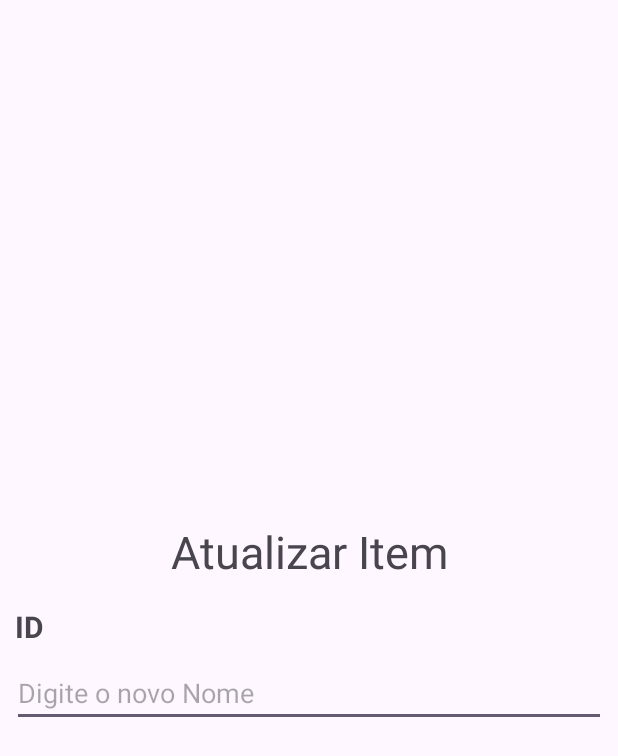
After one commit to deepdevsg5/Allocation_App, an Android app: the layout layout_modal_update.xml on its own in the app's theme, with its tools: preview values and no code run, on a phone screen of 412 x 824 dp. The commit adds this screen. Shown: the top 756 px of the screen. Run offline under Robolectric (Android 15) with nearby library versions, the phone set to English and light mode, and no system bars.

Commit message:
implementation Update Request

```diff
--- a/app/src/main/AndroidManifest.xml
+++ b/app/src/main/AndroidManifest.xml
@@ -17,6 +17,11 @@
         <activity
             android:name=".views.CursoView"
             android:exported="false" />
+
+<!--        <activity-->
+<!--            android:name=".views.DepartmnentView"-->
+<!--            android:exported="false" />-->
+<!--        -->
         <activity
             android:name=".Home"
             android:exported="true" >
--- a/app/src/main/java/com/example/allocation_app/services/CourseService.kt
+++ b/app/src/main/java/com/example/allocation_app/services/CourseService.kt
@@ -6,6 +6,7 @@ import retrofit2.http.Body
 import retrofit2.http.DELETE
 import retrofit2.http.GET
 import retrofit2.http.POST
+import retrofit2.http.PUT
 import retrofit2.http.Path
 // inclusao de novas requisições
 
@@ -18,6 +19,11 @@ interface CourseService {
     fun save(@Body course: Course): Call<Course>
 
 
+    @PUT("course/update/{id}")
+    fun update(
+       @Path("id") courseId :Int ,
+       @Body course: Course
+    ): Call<Course>
 
     @DELETE("course/{id}")
     fun deleteById(@Path("id") id : Int): Call<Void>
--- /dev/null
+++ b/app/src/main/res/layout/layout_modal_update.xml
@@ -0,0 +1,43 @@
+<?xml version="1.0" encoding="utf-8"?>
+<RelativeLayout xmlns:android="http://schemas.android.com/apk/res/android"
+    android:layout_width="wrap_content"
+    android:layout_height="wrap_content"
+    android:layout_centerVertical="true"
+    android:layout_centerHorizontal="true"
+    android:layout_gravity="center">
+
+
+    <TextView
+        android:id="@+id/title_modal_att"
+        android:layout_width="match_parent"
+        android:layout_height="wrap_content"
+        android:text="Atualizar Item"
+        android:textSize="30sp"
+        android:layout_centerHorizontal="true"
+        android:textAlignment="center"
+        android:layout_marginTop="16dp"/>
+
+    <TextView
+        android:id="@+id/title_modal_att_id"
+        android:layout_width="match_parent"
+        android:layout_height="wrap_content"
+        android:text="ID"
+        android:textSize="20sp"
+        android:textStyle="bold"
+        android:layout_centerHorizontal="true"
+        android:textAlignment="textStart"
+        android:layout_below="@id/title_modal_att"
+        android:layout_marginTop="16dp"
+        android:layout_marginStart="20dp" />
+
+    <EditText
+        android:id="@+id/txt_modal_att_name"
+        android:layout_width="match_parent"
+        android:layout_height="wrap_content"
+        android:layout_below="@id/title_modal_att_id"
+        android:layout_margin="8dp"
+        android:hint="Digite o novo Nome "/>
+
+
+
+</RelativeLayout>
```
Also changed, not shown: app/src/main/java/com/example/allocation_app/AdapterDefault.kt (+8 -0 lines), app/src/main/java/com/example/allocation_app/Home.kt (+13 -5 lines), app/src/main/java/com/example/allocation_app/views/CursoView.kt (+59 -1 lines), app/src/main/res/layout/layout_modal_add.xml (renamed from app/src/main/res/layout/layout_modal_add_course.xml).
